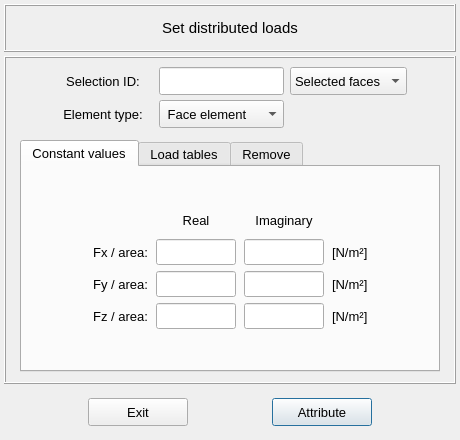
Before: the Qt Designer form vibra/interface/data/ui_files/model/setup/structural/distributed_loads_input.ui in MOPT-UFSC/VIBRA, drawn with Qt 5.
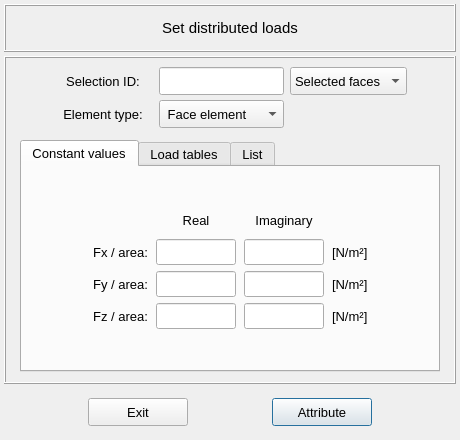
After: the same form once the commit is applied.

Commit message: Rename Remove by List tabs

```diff
--- a/vibra/interface/data/ui_files/model/setup/structural/distributed_loads_input.ui
+++ b/vibra/interface/data/ui_files/model/setup/structural/distributed_loads_input.ui
@@ -1334,7 +1334,7 @@
            </widget>
            <widget class="QWidget" name="tab_remove">
             <attribute name="title">
-             <string>Remove</string>
+             <string>List</string>
             </attribute>
             <layout class="QGridLayout" name="gridLayout_9">
              <property name="leftMargin">
```
Left out of the diff: 2 changed lines with no effect on the pictures. The commit also changes 17 other files.
